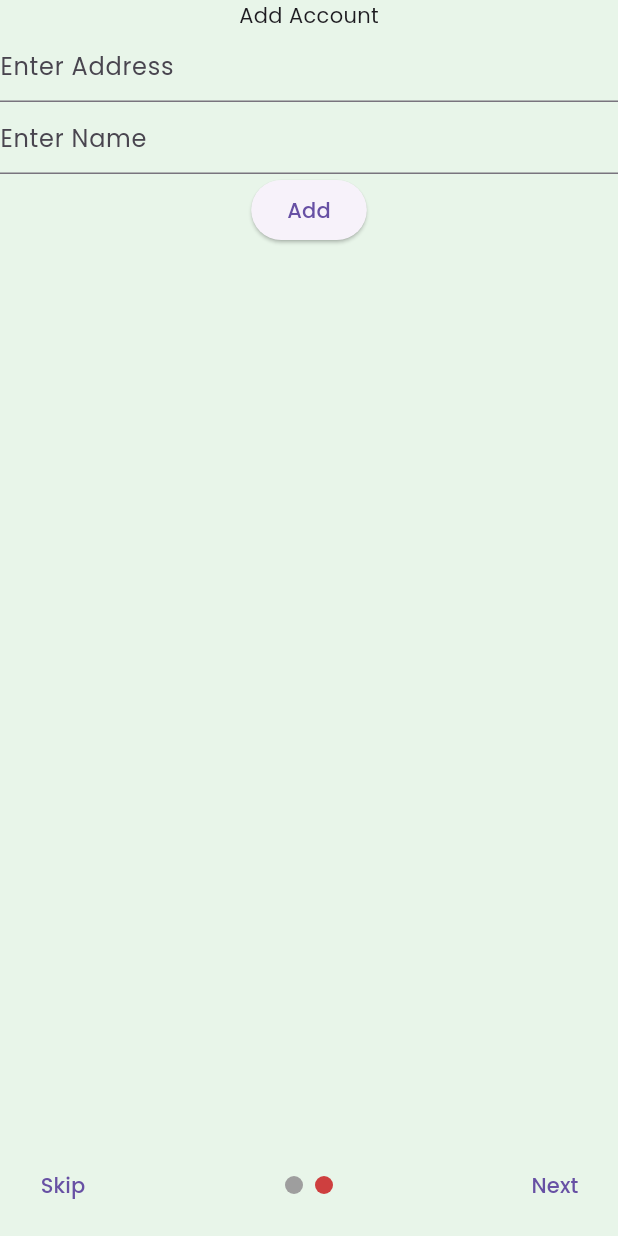
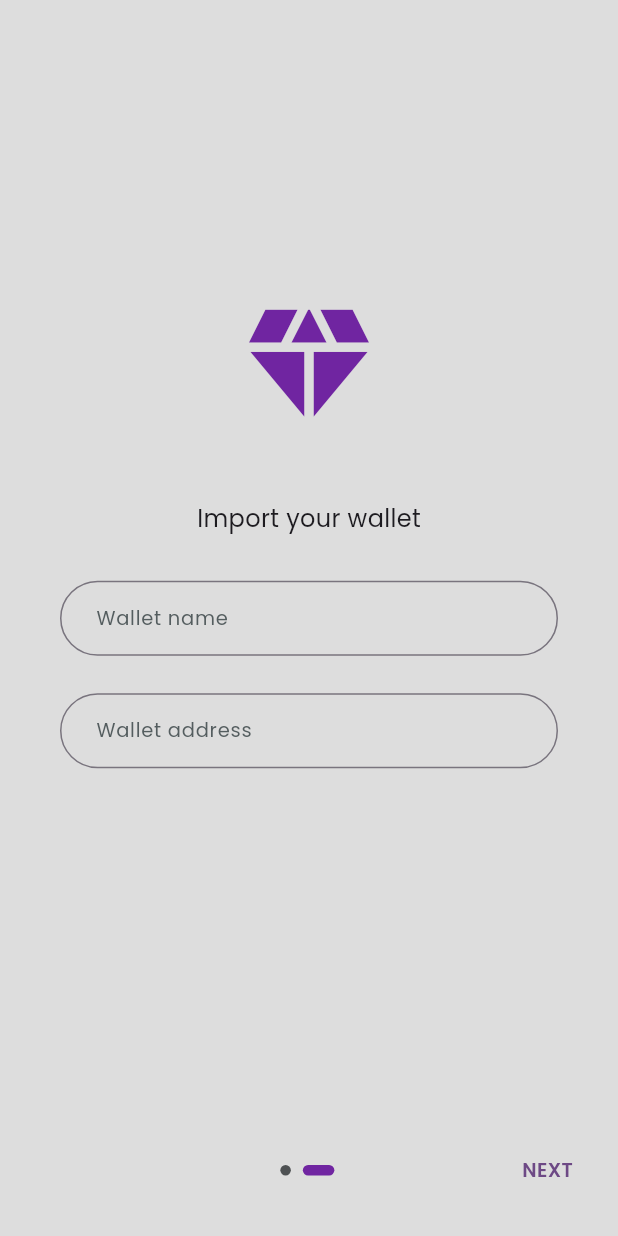
Before and after one commit to tejks/solana-mobile-account-tracker, a Flutter app: the screen it shows after launch, swiped to page 2, on a phone screen of 412 x 824 dp. Run offline on Flutter 3.47's test engine with Material 3 defaults, Android fonts, the light colour scheme and no system bars; drawn by our look-alikes of smooth_page_indicator; our stand-ins replace bloc, cached_network_image, flutter_bloc, google_fonts, hive, hive_flutter and 1 more; missing offline and left inert: borsh_annotation, solana; accounts and stored records are empty.

Commit message:
feat: New user screens

```diff
--- a/lib/screens/onbording/add_account_screen.dart
+++ b/lib/screens/onbording/add_account_screen.dart
@@ -1,7 +1,5 @@
 import 'package:flutter/material.dart';
-import 'package:flutter_bloc/flutter_bloc.dart';
-import 'package:solana_mobile_account_tracker/cubit/accounts_cubit.dart';
-import 'package:solana_mobile_account_tracker/screens/splash_screen.dart';
+import 'package:solana_mobile_account_tracker/widgets/text_input.dart';
 
 class AddAccountScreen extends StatefulWidget {
   const AddAccountScreen({super.key});
@@ -16,35 +14,28 @@ class _AddAccountScreenState extends State<AddAccountScreen> {
 
   @override
   Widget build(BuildContext context) {
-    return Scaffold(
-      backgroundColor: Colors.green[50],
-      body: Center(
+    return Padding(
+      padding: const EdgeInsets.all(40.0),
+      child: Center(
         child: Column(
+          mainAxisAlignment: MainAxisAlignment.center,
           children: [
-            const Text("Add Account"),
-            TextField(
+            const Icon(
+              Icons.diamond,
+              size: 100,
+              color: Color.fromARGB(255, 112, 37, 161),
+            ),
+            const SizedBox(height: 40),
+            const Text("Import your wallet", style: TextStyle(fontSize: 16)),
+            const SizedBox(height: 30),
+            TextInput(
+              hintText: "Wallet name",
+              controller: nameController,
+            ),
+            const SizedBox(height: 25),
+            TextInput(
+              hintText: "Wallet address",
               controller: addressController,
-              decoration: const InputDecoration(
-                hintText: "Enter Address",
-              ),
-            ),
-            TextField(
-              controller: nameController,
-              decoration: const InputDecoration(
-                hintText: "Enter Name",
-              ),
-            ),
-            ElevatedButton(
-              onPressed: () {
-                context.read<AccountsCubit>().addAccount(
-                    SingleAccount(addressController.text, nameController.text));
-
-                Navigator.pushReplacement(
-                    context,
-                    MaterialPageRoute(
-                        builder: (context) => const SplashScreen()));
-              },
-              child: const Text("Add"),
             ),
           ],
         ),
@@ -52,3 +43,6 @@ class _AddAccountScreenState extends State<AddAccountScreen> {
     );
   }
 }
+
+// context.read<AccountsCubit>().addAccount(
+//         SingleAccount(addressController.text, nameController.text));
--- a/lib/screens/onbording/onbording.dart
+++ b/lib/screens/onbording/onbording.dart
@@ -2,6 +2,7 @@ import 'package:flutter/material.dart';
 import 'package:smooth_page_indicator/smooth_page_indicator.dart';
 import 'package:solana_mobile_account_tracker/screens/onbording/add_account_screen.dart';
 import 'package:solana_mobile_account_tracker/screens/onbording/welcome_screen.dart';
+import 'package:solana_mobile_account_tracker/screens/splash_screen.dart';
 
 class OnboardingItems {
   List items = [
@@ -19,62 +20,111 @@ class Onbording extends StatefulWidget {
 
 class _OnbordingState extends State<Onbording> {
   final controller = OnboardingItems();
-  final pageController = PageController();
+  final _pageController = PageController();
+  int currentPage = 0;
 
-  bool isLastPage = false;
+  get onPressed => null;
 
   @override
   Widget build(BuildContext context) {
     return Scaffold(
-      backgroundColor: Colors.green[50],
-      bottomSheet: Container(
-        color: Colors.green[50],
-        padding: const EdgeInsets.symmetric(horizontal: 10, vertical: 10),
+      backgroundColor: const Color.fromARGB(255, 221, 221, 221),
+      body: SafeArea(
+        child: SizedBox(
+          width: double.infinity,
+          child: Column(
+            children: [
+              Expanded(
+                flex: 6,
+                child: PageView.builder(
+                  controller: _pageController,
+                  itemCount: controller.items.length,
+                  itemBuilder: (context, index) {
+                    return controller.items[index];
+                  },
+                ),
+              ),
+              Expanded(
+                flex: 1,
+                child: Column(
+                  mainAxisAlignment: MainAxisAlignment.center,
+                  children: [
+                    const SizedBox(height: 30),
+                    Padding(
+                      padding: const EdgeInsets.symmetric(horizontal: 30),
                       child: Row(
                         mainAxisAlignment: MainAxisAlignment.spaceBetween,
                         children: [
-            //Skip Button
-            TextButton(
-                onPressed: () =>
-                    pageController.jumpToPage(controller.items.length - 1),
-                child: const Text("Skip")),
-
-            //Indicator
-            SmoothPageIndicator(
-              controller: pageController,
-              count: controller.items.length,
-              onDotClicked: (index) => pageController.animateToPage(index,
-                  duration: const Duration(milliseconds: 200),
-                  curve: Curves.easeInOut),
-              effect: const WormEffect(
-                dotHeight: 12,
-                dotWidth: 12,
-                activeDotColor: Color.fromARGB(255, 206, 63, 63),
+                          GestureDetector(
+                            onTap: () {
+                              setState(() {
+                                currentPage -= 1;
+                              });
+                              _pageController.previousPage(
+                                duration: const Duration(milliseconds: 300),
+                                curve: Curves.easeIn,
+                              );
+                            },
+                            child: Text(
+                              'BACK',
+                              style: TextStyle(
+                                color: currentPage == 0
+                                    ? const Color.fromARGB(0, 84, 77, 88)
+                                    : const Color.fromARGB(255, 84, 77, 88),
+                                fontSize: 11,
+                                fontWeight: FontWeight.w600,
                               ),
                             ),
-
-            //Next Button
-            TextButton(
-              onPressed: () => pageController.nextPage(
-                duration: const Duration(milliseconds: 600),
+                          ),
+                          SmoothPageIndicator(
+                            controller: _pageController,
+                            count: controller.items.length,
+                            effect: const ExpandingDotsEffect(
+                              dotColor: Color.fromARGB(255, 78, 81, 83),
+                              activeDotColor: Color.fromARGB(255, 112, 37, 161),
+                              dotHeight: 7,
+                              dotWidth: 7,
+                              spacing: 8,
+                            ),
+                          ),
+                          GestureDetector(
+                            onTap: () {
+                              if (currentPage + 1 >
+                                  controller.items.length - 1) {
+                                Navigator.pushReplacement(
+                                  context,
+                                  MaterialPageRoute(
+                                    builder: (context) => const SplashScreen(),
+                                  ),
+                                );
+                              } else {
+                                setState(() {
+                                  currentPage += 1;
+                                });
+                                _pageController.nextPage(
+                                  duration: const Duration(milliseconds: 300),
                                   curve: Curves.easeIn,
+                                );
+                              }
+                            },
+                            child: const Text(
+                              'NEXT',
+                              style: TextStyle(
+                                color: Color.fromARGB(255, 109, 73, 133),
+                                fontSize: 13,
+                                fontWeight: FontWeight.w600,
                               ),
-              child: const Text("Next"),
+                            ),
+                          )
+                        ],
+                      ),
                     ),
                   ],
                 ),
               ),
-      body: PageView.builder(
-        controller: pageController,
-        itemCount: controller.items.length,
-        itemBuilder: (context, index) {
-          return controller.items[index];
-        },
-        onPageChanged: (index) {
-          setState(() {
-            isLastPage = index == controller.items.length - 1;
-          });
-        },
+            ],
+          ),
+        ),
       ),
     );
   }
```
Also changed, not shown: lib/screens/onbording/welcome_screen.dart (+27 -4 lines). Lines whose indentation alone changed are shown as unchanged.
